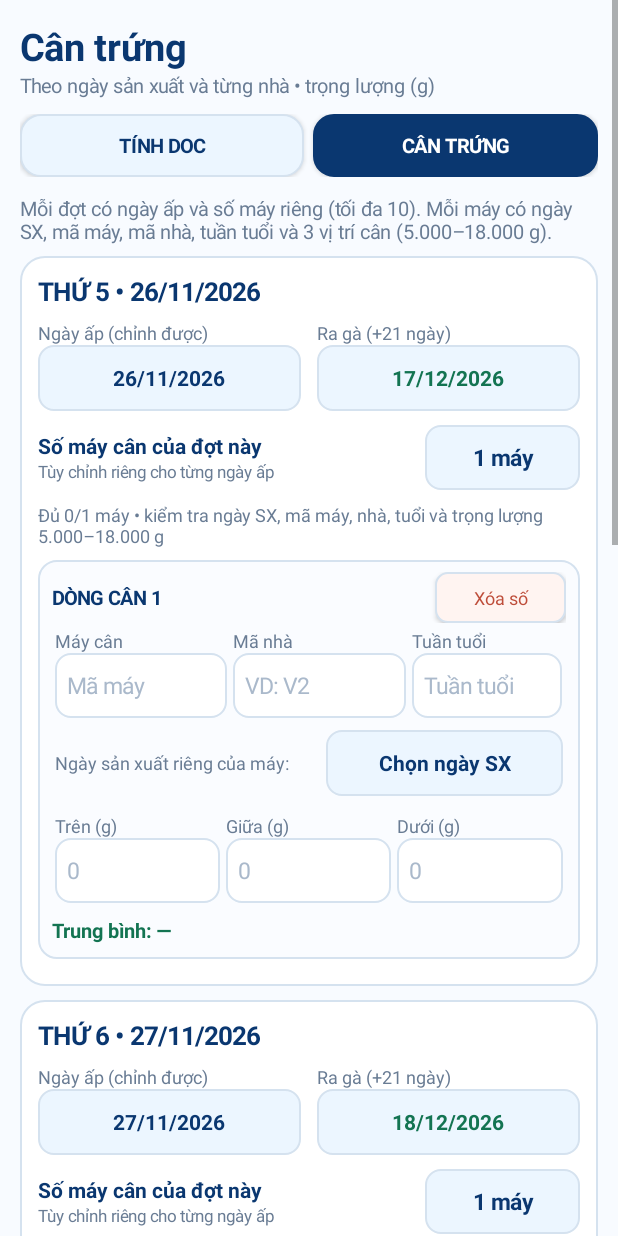
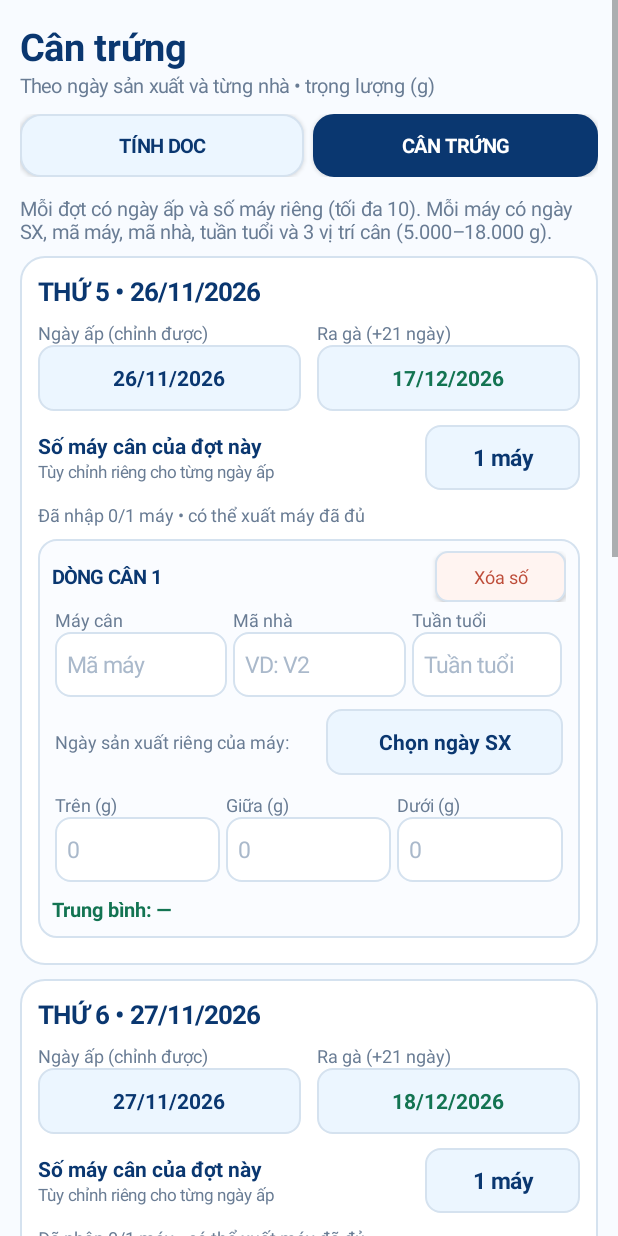
Before and after one commit to anhkaipa-cmd/Tinh-ga-app, an Android app: the EggWeightActivity screen opened directly, with no data from a screen before it, on a phone screen of 412 x 824 dp. Run offline under Robolectric (Android 15) with nearby library versions, the phone set to English and light mode, and no system bars.

Commit message:
Count completed machines independently of unfinished machines for WLOSS export

```diff
--- a/app/src/main/java/com/anhthu/tinhga/EggWeightActivity.java
+++ b/app/src/main/java/com/anhthu/tinhga/EggWeightActivity.java
@@ -587,47 +587,37 @@ public class EggWeightActivity extends Activity {
             !Double.isNaN(weight(r.bottom));
     }
 
-    private boolean[] completedDays() {
-        boolean[] ready=new boolean[3];
-        for(int day=0;day<3;day++) {
-            long incub=store.getLong("incubation_"+day,0);
-            if(incub<=0 || rows[day].size()!=machineCounts[day]) continue;
-            boolean valid=true;
-            for(WeightRow row:rows[day]) {
-                if(!complete(day,row)) { valid=false; break; }
-            }
-            ready[day]=valid;
-        }
-        return ready;
+    // Each completed machine can be exported, even if other machines remain blank.
+    private int completedMachineCount(int day) {
+        int count=0;
+        for(WeightRow row:rows[day]) if(complete(day,row)) count++;
+        return count;
     }
 
     private void refresh() {
         if(overallStatus==null||exportButton==null) return;
-        boolean[] ready=completedDays();
-        int completed=0;
+        int total=0;
+        int days=0;
         for(int day=0;day<3;day++) {
-            int filled=0;
-            for(WeightRow r:rows[day]) {
-                updateAverage(r);
-                if(complete(day,r)) filled++;
-            }
-            long incub=store.getLong("incubation_"+day,0);
-            if(ready[day]) completed++;
+            for(WeightRow row:rows[day]) updateAverage(row);
+            int count=completedMachineCount(day);
+            total+=count;
+            if(count>0) days++;
             if(dayStatusTexts[day]!=null) {
-                String state=ready[day]?"✓ Hoàn thành "+machineCounts[day]+" máy":
-                    "Đủ "+filled+"/"+machineCounts[day]+" máy • kiểm tra ngày SX, mã máy, nhà, tuổi và trọng lượng 5.000–18.000 g";
-                dayStatusTexts[day].setText(state);
-                dayStatusTexts[day].setTextColor(ready[day]?GREEN:GREY);
+                dayStatusTexts[day].setText(count==machineCounts[day]?
+                    "✓ Đã đủ "+count+" máy cân":
+                    "Đã nhập "+count+"/"+machineCounts[day]+" máy • có thể xuất máy đã đủ");
+                dayStatusTexts[day].setTextColor(count>0?GREEN:GREY);
             }
         }
-        // Keep the export action visible; give clear instructions if fewer than 2 days are complete.
         exportButton.setVisibility(View.VISIBLE);
         exportButton.setEnabled(true);
         exportButton.setBackground(round(BLUE,12,BORDER));
-        overallStatus.setText(completed>=1?
-            "✓ Hoàn thành "+completed+"/3 đợt ấp. Có thể GỬI hoặc LƯU Excel. Chọn 1–3 đợt đã đủ dữ liệu.":
-            "Đã hoàn thành 0/3 đợt. Nhập đủ dữ liệu ít nhất 1 đợt để GỬI/LƯU Excel.");
-        overallStatus.setTextColor(completed>=1?GREEN:NAVY);
+        overallStatus.setText(total>0?
+            "✓ Có "+total+" máy cân đủ dữ liệu trong "+days+
+                " đợt ấp. Có thể GỬI/LƯU Excel ngay; máy chưa đủ không xuất.":
+            "Chưa có máy cân đủ dữ liệu. Nhập mã máy, nhà, tuần tuổi, ngày SX và 3 trọng lượng hợp lệ.");
+        overallStatus.setTextColor(total>0?GREEN:NAVY);
     }
 
     /** Explicitly clear only the measured weights; never delete machine or flock identifiers. */
```
